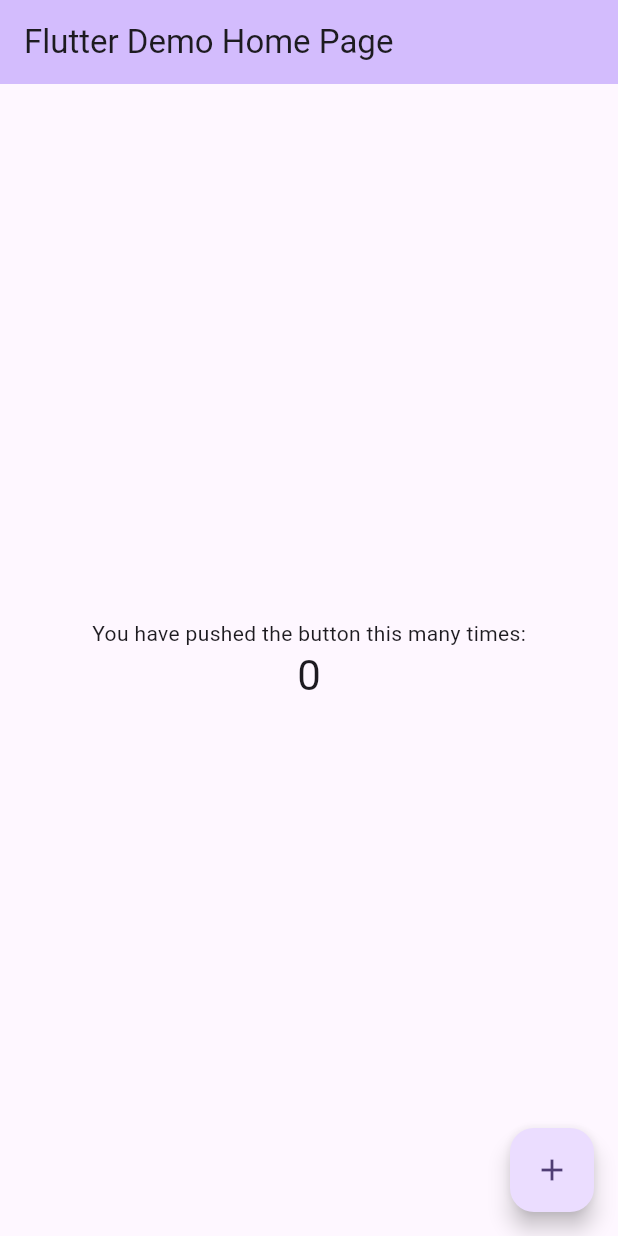
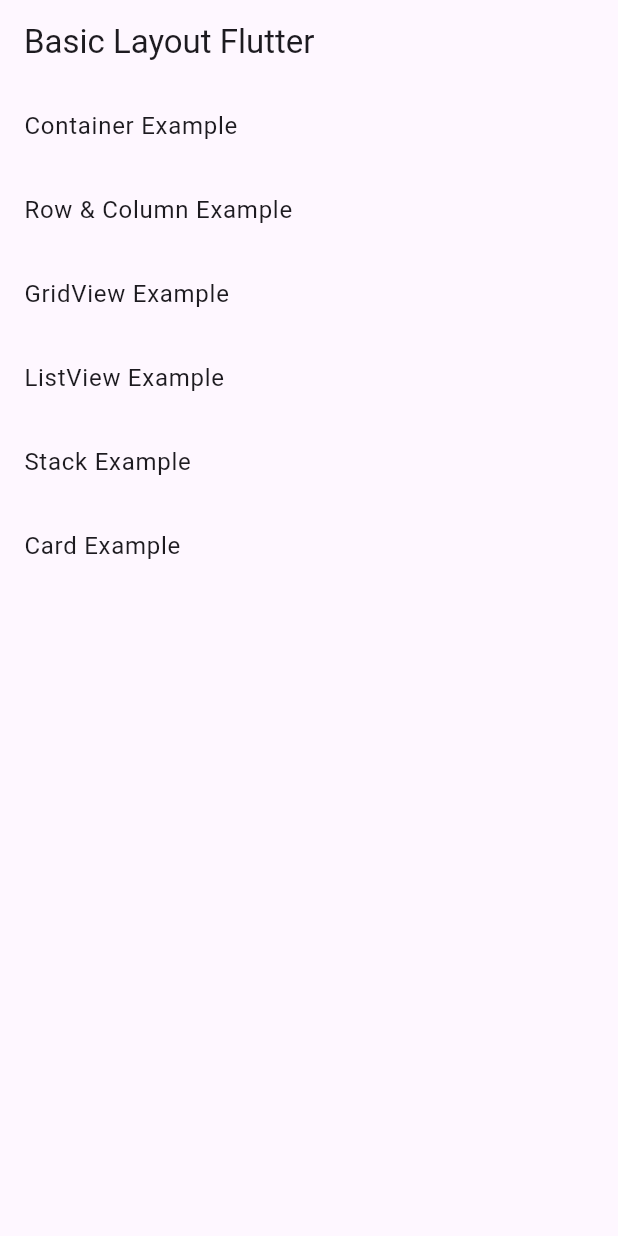
Before and after one commit to dinalailil/basic_layout_flutter, a Flutter app: the screen it shows after launch, on a phone screen of 412 x 824 dp. Run offline on Flutter 3.47's test engine with Material 3 defaults, Android fonts, the phone set to English and light mode, and no system bars.

```diff
--- a/lib/main.dart
+++ b/lib/main.dart
@@ -1,4 +1,10 @@
 import 'package:flutter/material.dart';
+import 'pages/container_page.dart';
+import 'pages/row_column_page.dart';
+import 'pages/gridview_page.dart';
+import 'pages/listview_page.dart';
+import 'pages/stack_page.dart';
+import 'pages/card_page.dart';
 
 void main() {
   runApp(const MyApp());
@@ -7,116 +13,57 @@ void main() {
 class MyApp extends StatelessWidget {
   const MyApp({super.key});
 
-  // This widget is the root of your application.
   @override
   Widget build(BuildContext context) {
     return MaterialApp(
-      title: 'Flutter Demo',
-      theme: ThemeData(
-        // This is the theme of your application.
-        //
-        // TRY THIS: Try running your application with "flutter run". You'll see
-        // the application has a purple toolbar. Then, without quitting the app,
-        // try changing the seedColor in the colorScheme below to Colors.green
-        // and then invoke "hot reload" (save your changes or press the "hot
-        // reload" button in a Flutter-supported IDE, or press "r" if you used
-        // the command line to start the app).
-        //
-        // Notice that the counter didn't reset back to zero; the application
-        // state is not lost during the reload. To reset the state, use hot
-        // restart instead.
-        //
-        // This works for code too, not just values: Most code changes can be
-        // tested with just a hot reload.
-        colorScheme: ColorScheme.fromSeed(seedColor: Colors.deepPurple),
-      ),
-      home: const MyHomePage(title: 'Flutter Demo Home Page'),
+      title: 'Basic Layout Flutter',
+      theme: ThemeData(primarySwatch: Colors.blue),
+      home: const HomePage(),
     );
   }
 }
 
-class MyHomePage extends StatefulWidget {
-  const MyHomePage({super.key, required this.title});
-
-  // This widget is the home page of your application. It is stateful, meaning
-  // that it has a State object (defined below) that contains fields that affect
-  // how it looks.
-
-  // This class is the configuration for the state. It holds the values (in this
-  // case the title) provided by the parent (in this case the App widget) and
-  // used by the build method of the State. Fields in a Widget subclass are
-  // always marked "final".
-
-  final String title;
-
-  @override
-  State<MyHomePage> createState() => _MyHomePageState();
-}
-
-class _MyHomePageState extends State<MyHomePage> {
-  int _counter = 0;
-
-  void _incrementCounter() {
-    setState(() {
-      // This call to setState tells the Flutter framework that something has
-      // changed in this State, which causes it to rerun the build method below
-      // so that the display can reflect the updated values. If we changed
-      // _counter without calling setState(), then the build method would not be
-      // called again, and so nothing would appear to happen.
-      _counter++;
-    });
-  }
+class HomePage extends StatelessWidget {
+  const HomePage({super.key});
 
   @override
   Widget build(BuildContext context) {
-    // This method is rerun every time setState is called, for instance as done
-    // by the _incrementCounter method above.
-    //
-    // The Flutter framework has been optimized to make rerunning build methods
-    // fast, so that you can just rebuild anything that needs updating rather
-    // than having to individually change instances of widgets.
     return Scaffold(
-      appBar: AppBar(
-        // TRY THIS: Try changing the color here to a specific color (to
-        // Colors.amber, perhaps?) and trigger a hot reload to see the AppBar
-        // change color while the other colors stay the same.
-        backgroundColor: Theme.of(context).colorScheme.inversePrimary,
-        // Here we take the value from the MyHomePage object that was created by
-        // the App.build method, and use it to set our appbar title.
-        title: Text(widget.title),
+      appBar: AppBar(title: const Text("Basic Layout Flutter")),
+      body: ListView(
+        children: [
+          ListTile(
+            title: const Text("Container Example"),
+            onTap: () => Navigator.push(
+                context, MaterialPageRoute(builder: (_) => const ContainerPage())),
+          ),
+          ListTile(
+            title: const Text("Row & Column Example"),
+            onTap: () => Navigator.push(
+                context, MaterialPageRoute(builder: (_) => const RowColumnPage())),
+          ),
+          ListTile(
+            title: const Text("GridView Example"),
+            onTap: () => Navigator.push(
+                context, MaterialPageRoute(builder: (_) => const GridViewPage())),
+          ),
+          ListTile(
+            title: const Text("ListView Example"),
+            onTap: () => Navigator.push(
+                context, MaterialPageRoute(builder: (_) => const ListViewPage())),
+          ),
+          ListTile(
+            title: const Text("Stack Example"),
+            onTap: () => Navigator.push(
+                context, MaterialPageRoute(builder: (_) => const StackPage())),
+          ),
+          ListTile(
+            title: const Text("Card Example"),
+            onTap: () => Navigator.push(
+                context, MaterialPageRoute(builder: (_) => const CardPage())),
+          ),
+        ],
       ),
-      body: Center(
-        // Center is a layout widget. It takes a single child and positions it
-        // in the middle of the parent.
-        child: Column(
-          // Column is also a layout widget. It takes a list of children and
-          // arranges them vertically. By default, it sizes itself to fit its
-          // children horizontally, and tries to be as tall as its parent.
-          //
-          // Column has various properties to control how it sizes itself and
-          // how it positions its children. Here we use mainAxisAlignment to
-          // center the children vertically; the main axis here is the vertical
-          // axis because Columns are vertical (the cross axis would be
-          // horizontal).
-          //
-          // TRY THIS: Invoke "debug painting" (choose the "Toggle Debug Paint"
-          // action in the IDE, or press "p" in the console), to see the
-          // wireframe for each widget.
-          mainAxisAlignment: MainAxisAlignment.center,
-          children: <Widget>[
-            const Text('You have pushed the button this many times:'),
-            Text(
-              '$_counter',
-              style: Theme.of(context).textTheme.headlineMedium,
-            ),
-          ],
-        ),
-      ),
-      floatingActionButton: FloatingActionButton(
-        onPressed: _incrementCounter,
-        tooltip: 'Increment',
-        child: const Icon(Icons.add),
-      ), // This trailing comma makes auto-formatting nicer for build methods.
     );
   }
 }
--- /dev/null
+++ b/lib/pages/row_column_page.dart
@@ -0,0 +1,32 @@
+import 'package:flutter/material.dart';
+
+class RowColumnPage extends StatelessWidget {
+  const RowColumnPage({super.key});
+
+  @override
+  Widget build(BuildContext context) {
+    return Scaffold(
+      appBar: AppBar(title: const Text("Row & Column Example")),
+      body: Column(
+        mainAxisAlignment: MainAxisAlignment.spaceEvenly,
+        children: [
+          Row(
+            mainAxisAlignment: MainAxisAlignment.spaceEvenly,
+            children: const [
+              Icon(Icons.star, color: Colors.amber, size: 40),
+              Icon(Icons.star, color: Colors.amber, size: 40),
+              Icon(Icons.star, color: Colors.amber, size: 40),
+            ],
+          ),
+          const Text("Row of Stars", style: TextStyle(fontSize: 20)),
+          Column(
+            children: const [
+              Icon(Icons.home, color: Colors.blue, size: 40),
+              Text("Home Icon"),
+            ],
+          ),
+        ],
+      ),
+    );
+  }
+}
--- a/pubspec.yaml
+++ b/pubspec.yaml
@@ -51,11 +51,9 @@ dev_dependencies:
 
 # The following section is specific to Flutter packages.
 flutter:
+  assets:
+    - images/
 
-  # The following line ensures that the Material Icons font is
-  # included with your application, so that you can use the icons in
-  # the material Icons class.
-  uses-material-design: true
 
   # To add assets to your application, add an assets section, like this:
   # assets:
```
Also changed, not shown: lib/pages/card_page.dart (added, +40 -0 lines), lib/pages/container_page.dart (added, +41 -0 lines), lib/pages/gridview_page.dart (added, +32 -0 lines), lib/pages/listview_page.dart (added, +33 -0 lines), lib/pages/stack_page.dart (added, +34 -0 lines).
